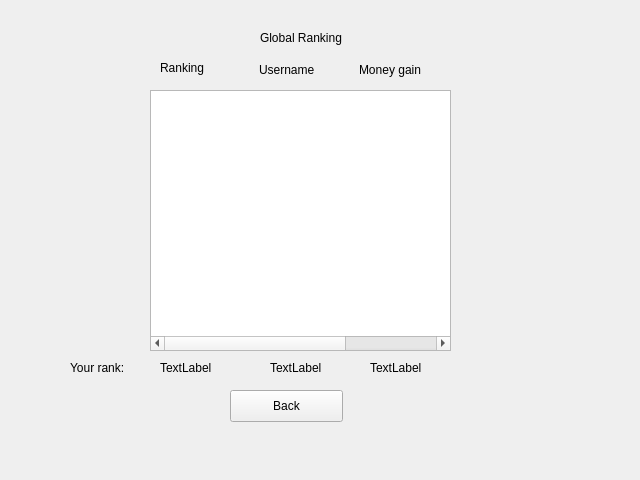
Qt form blackjack-client/ui/ranking.ui (lehoangtran289/Blackjack) before a commit.
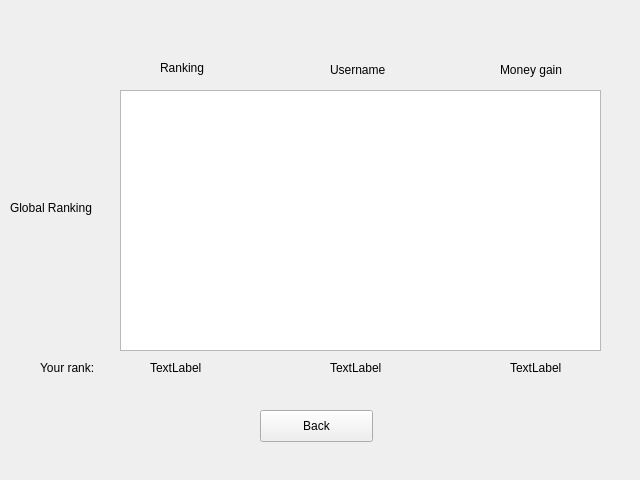
The same form after that commit.

Diff of the .ui file:
```diff
--- a/blackjack-client/ui/ranking.ui
+++ b/blackjack-client/ui/ranking.ui
@@ -16,8 +16,8 @@
   <widget class="QLabel" name="label">
    <property name="geometry">
     <rect>
-     <x>260</x>
-     <y>30</y>
+     <x>10</x>
+     <y>200</y>
      <width>161</width>
      <height>16</height>
     </rect>
@@ -29,9 +29,9 @@
   <widget class="QTableWidget" name="ranking_table">
    <property name="geometry">
     <rect>
-     <x>150</x>
+     <x>120</x>
      <y>90</y>
-     <width>301</width>
+     <width>481</width>
      <height>261</height>
     </rect>
    </property>
@@ -71,7 +71,7 @@
   <widget class="QLabel" name="label_2">
    <property name="geometry">
     <rect>
-     <x>70</x>
+     <x>40</x>
      <y>360</y>
      <width>60</width>
      <height>16</height>
@@ -84,7 +84,7 @@
   <widget class="QLabel" name="user_rank_label">
    <property name="geometry">
     <rect>
-     <x>160</x>
+     <x>150</x>
      <y>360</y>
      <width>60</width>
      <height>16</height>
@@ -97,7 +97,7 @@
   <widget class="QLabel" name="username_label">
    <property name="geometry">
     <rect>
-     <x>270</x>
+     <x>330</x>
      <y>360</y>
      <width>60</width>
      <height>16</height>
@@ -110,7 +110,7 @@
   <widget class="QLabel" name="user_gain_label">
    <property name="geometry">
     <rect>
-     <x>370</x>
+     <x>510</x>
      <y>360</y>
      <width>60</width>
      <height>16</height>
@@ -136,7 +136,7 @@
   <widget class="QLabel" name="label_7">
    <property name="geometry">
     <rect>
-     <x>259</x>
+     <x>330</x>
      <y>60</y>
      <width>81</width>
      <height>20</height>
@@ -149,7 +149,7 @@
   <widget class="QLabel" name="label_8">
    <property name="geometry">
     <rect>
-     <x>359</x>
+     <x>500</x>
      <y>60</y>
      <width>91</width>
      <height>20</height>
@@ -162,8 +162,8 @@
   <widget class="QPushButton" name="back_button">
    <property name="geometry">
     <rect>
-     <x>230</x>
-     <y>390</y>
+     <x>260</x>
+     <y>410</y>
      <width>113</width>
      <height>32</height>
     </rect>
```
